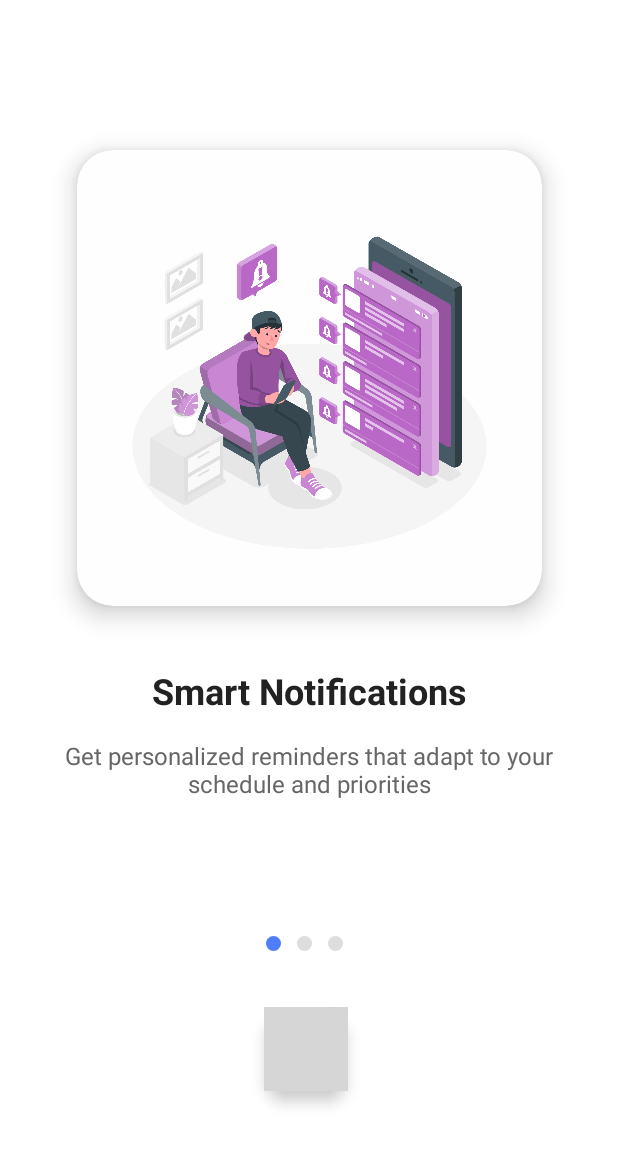
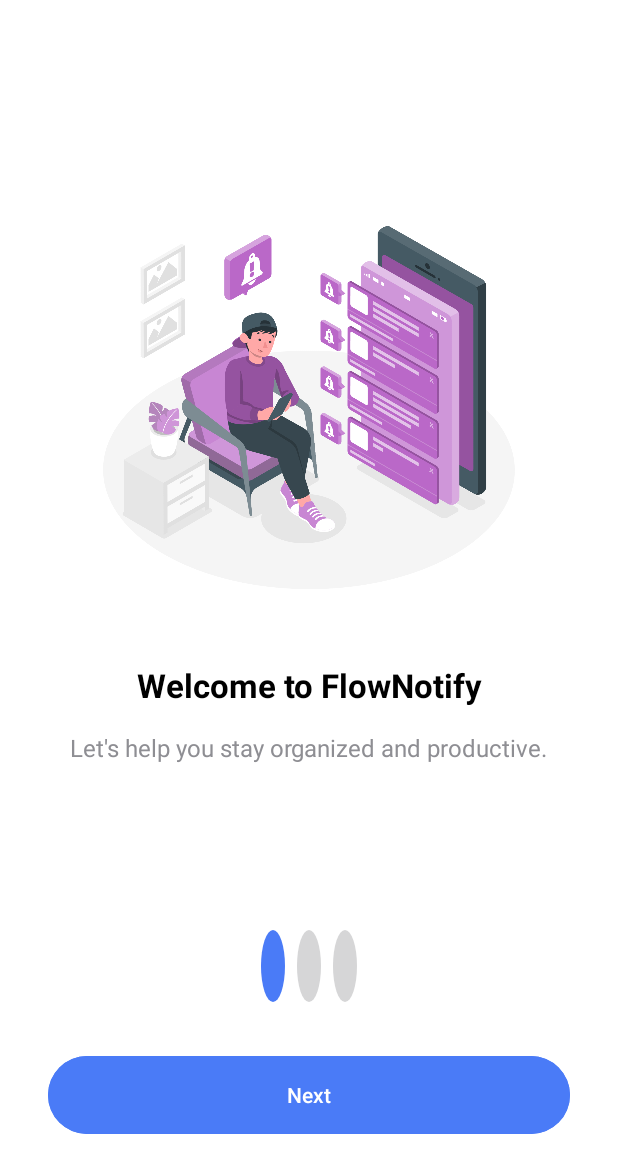
Before and after one commit to YUVARAJC14/Flow-Notify-App-Frontend, an Android app: the OnboardingActivity screen opened directly, with no data from a screen before it, on a phone screen of 412 x 824 dp. Shown: the top 1173 px of the screen. Run offline under Robolectric (Android 15) with nearby library versions, the phone set to English and light mode, and no system bars; our stand-ins replace CircleImageView; Roboto replaces fonts that are not available here; grey boxes are pictures that could not be loaded.

```diff
--- a/FlowNotify3/app/src/main/java/com/saveetha/flownotify/OnboardingActivity.kt
+++ b/FlowNotify3/app/src/main/java/com/saveetha/flownotify/OnboardingActivity.kt
@@ -2,64 +2,70 @@ package com.saveetha.flownotify
 
 import android.content.Intent
 import android.os.Bundle
-import android.widget.Toast
+import android.widget.Button
 import androidx.appcompat.app.AppCompatActivity
-import com.google.android.material.floatingactionbutton.FloatingActionButton
+import androidx.viewpager2.widget.ViewPager2
+import com.google.android.material.tabs.TabLayout
+import com.google.android.material.tabs.TabLayoutMediator
 
 class OnboardingActivity : AppCompatActivity() {
 
-    private lateinit var btnNext: FloatingActionButton
-    private val currentPage = 0 // This is the first page (index 0)
-    private val totalPages = 3 // Total onboarding pages
-
-    // Onboarding content for different pages
-    private val titles = arrayOf(
-        "Smart Notifications",
-        "Schedule Management",
-        "Priority Tasks"
-    )
-
-    private val descriptions = arrayOf(
-        "Get personalized reminders that adapt to your schedule and priorities",
-        "Manage your day efficiently with our intelligent scheduling assistant",
-        "Focus on what matters most with our priority-based notification system"
-    )
+    private lateinit var viewPager: ViewPager2
+    private lateinit var tabLayout: TabLayout
+    private lateinit var nextButton: Button
+    private lateinit var onboardingAdapter: OnboardingAdapter
 
     override fun onCreate(savedInstanceState: Bundle?) {
         super.onCreate(savedInstanceState)
         setContentView(R.layout.activity_onboarding)
 
-        // Initialize views
-        btnNext = findViewById(R.id.btnNext)
+        initViews()
+        setupViewPager()
+        setupListeners()
+    }
 
-        // Set click listener for next button
-        btnNext.setOnClickListener {
-            if (currentPage < totalPages - 1) {
-                // If not on last page, proceed to next onboarding page
-                navigateToNextOnboardingPage()
+    private fun initViews() {
+        viewPager = findViewById(R.id.view_pager)
+        tabLayout = findViewById(R.id.tab_layout)
+        nextButton = findViewById(R.id.btn_next)
+    }
+
+    private fun setupViewPager() {
+        val onboardingItems = listOf(
+            OnboardingItem(R.drawable.ic_notification_logo, "Welcome to FlowNotify", "Let's help you stay organized and productive."),
+            OnboardingItem(R.drawable.ic_notification_logo_2, "Create & Conquer", "Effortlessly add tasks and events to your schedule."),
+            OnboardingItem(R.drawable.ic_notification_logo_3, "Stay in the Flow", "Get smart reminders and track your progress.")
+        )
+
+        onboardingAdapter = OnboardingAdapter(onboardingItems)
+        viewPager.adapter = onboardingAdapter
+
+        TabLayoutMediator(tabLayout, viewPager) { tab, position ->
+            // This is just to create the dots
+        }.attach()
+    }
+
+    private fun setupListeners() {
+        nextButton.setOnClickListener {
+            if (viewPager.currentItem < onboardingAdapter.itemCount - 1) {
+                viewPager.currentItem += 1
             } else {
-                // If on last page, show a message instead of navigating
-                finishOnboarding()
+                // Navigate to the next activity after onboarding is finished
+                val intent = Intent(this, NameInputActivity::class.java)
+                startActivity(intent)
+                finish()
             }
         }
-    }
 
-    private fun navigateToNextOnboardingPage() {
-        // In a real implementation, you would use a ViewPager2 to handle multiple pages
-        // For this simple example, we'll just create a new intent to simulate going to the next page
-        val intent = Intent(this, OnboardingTwoActivity::class.java)
-        intent.putExtra("page", currentPage + 1)
-        startActivity(intent)
-        overridePendingTransition(R.anim.slide_in_right, R.anim.slide_out_left)
-        finish() // Remove this if you want to keep previous pages in the back stack
-    }
-    private fun finishOnboarding() {
-        // Show a message indicating onboarding is complete
-        Toast.makeText(this, "Onboarding completed!", Toast.LENGTH_LONG).show()
-
-        // Optionally finish the activity or return to previous screen
-        finish()
-
-        // You can add code here later to navigate to your MainActivity when you create it
+        viewPager.registerOnPageChangeCallback(object : ViewPager2.OnPageChangeCallback() {
+            override fun onPageSelected(position: Int) {
+                super.onPageSelected(position)
+                if (position == onboardingAdapter.itemCount - 1) {
+                    nextButton.text = "Get Started"
+                } else {
+                    nextButton.text = "Next"
+                }
+            }
+        })
     }
 }
--- /dev/null
+++ b/FlowNotify3/app/src/main/java/com/saveetha/flownotify/OnboardingAdapter.kt
@@ -0,0 +1,36 @@
+package com.saveetha.flownotify
+
+import android.view.LayoutInflater
+import android.view.View
+import android.view.ViewGroup
+import android.widget.ImageView
+import android.widget.TextView
+import androidx.recyclerview.widget.RecyclerView
+
+data class OnboardingItem(val imageRes: Int, val title: String, val description: String)
+
+class OnboardingAdapter(private val items: List<OnboardingItem>) : RecyclerView.Adapter<OnboardingAdapter.OnboardingViewHolder>() {
+
+    override fun onCreateViewHolder(parent: ViewGroup, viewType: Int): OnboardingViewHolder {
+        val view = LayoutInflater.from(parent.context).inflate(R.layout.onboarding_page_item, parent, false)
+        return OnboardingViewHolder(view)
+    }
+
+    override fun onBindViewHolder(holder: OnboardingViewHolder, position: Int) {
+        holder.bind(items[position])
+    }
+
+    override fun getItemCount(): Int = items.size
+
+    class OnboardingViewHolder(itemView: View) : RecyclerView.ViewHolder(itemView) {
+        private val imageView: ImageView = itemView.findViewById(R.id.iv_onboarding_image)
+        private val titleView: TextView = itemView.findViewById(R.id.tv_onboarding_title)
+        private val descriptionView: TextView = itemView.findViewById(R.id.tv_onboarding_description)
+
+        fun bind(item: OnboardingItem) {
+            imageView.setImageResource(item.imageRes)
+            titleView.text = item.title
+            descriptionView.text = item.description
+        }
+    }
+}
--- /dev/null
+++ b/FlowNotify3/app/src/main/res/drawable/onboarding_dot_selector.xml
@@ -0,0 +1,23 @@
+<?xml version="1.0" encoding="utf-8"?>
+<selector xmlns:android="http://schemas.android.com/apk/res/android">
+    <item android:state_selected="true">
+        <layer-list>
+            <item android:left="4dp" android:right="4dp">
+                <shape android:shape="oval">
+                    <solid android:color="@color/primary_blue" />
+                    <size android:width="8dp" android:height="8dp" />
+                </shape>
+            </item>
+        </layer-list>
+    </item>
+    <item>
+        <layer-list>
+            <item android:left="4dp" android:right="4dp">
+                <shape android:shape="oval">
+                    <solid android:color="@color/gray_light" />
+                    <size android:width="6dp" android:height="6dp" />
+                </shape>
+            </item>
+        </layer-list>
+    </item>
+</selector>
--- a/FlowNotify3/app/src/main/res/layout/activity_onboarding.xml
+++ b/FlowNotify3/app/src/main/res/layout/activity_onboarding.xml
@@ -4,111 +4,42 @@
     xmlns:tools="http://schemas.android.com/tools"
     android:layout_width="match_parent"
     android:layout_height="match_parent"
-    android:background="#FFFFFF"
+    android:background="@color/white"
     tools:context=".OnboardingActivity">
 
-    <!-- App Icon -->
-    <androidx.cardview.widget.CardView
-        android:id="@+id/cardViewIcon"
-        android:layout_width="310dp"
-        android:layout_height="304dp"
-        android:layout_marginTop="100dp"
-        app:cardBackgroundColor="#fefefe"
-        app:cardCornerRadius="24dp"
-        app:cardElevation="10dp"
+    <androidx.viewpager2.widget.ViewPager2
+        android:id="@+id/view_pager"
+        android:layout_width="0dp"
+        android:layout_height="0dp"
+        app:layout_constraintBottom_toTopOf="@+id/tab_layout"
         app:layout_constraintEnd_toEndOf="parent"
         app:layout_constraintStart_toStartOf="parent"
-        app:layout_constraintTop_toTopOf="parent">
+        app:layout_constraintTop_toTopOf="parent" />
 
-        <ImageView
-            android:id="@+id/ivAppIcon"
-            android:layout_width="282dp"
-            android:layout_height="258dp"
-            android:layout_gravity="center"
-            android:contentDescription="App logo"
-            android:src="@drawable/ic_notification_logo" />
-    </androidx.cardview.widget.CardView>
-
-    <!-- Title -->
-    <TextView
-        android:id="@+id/tvTitle"
+    <com.google.android.material.tabs.TabLayout
+        android:id="@+id/tab_layout"
         android:layout_width="wrap_content"
         android:layout_height="wrap_content"
-        android:layout_marginTop="40dp"
-        android:text="Smart Notifications"
-        android:textColor="#222222"
-        android:textSize="24sp"
-        android:textStyle="bold"
+        android:layout_marginBottom="32dp"
+        app:layout_constraintBottom_toTopOf="@+id/btn_next"
         app:layout_constraintEnd_toEndOf="parent"
         app:layout_constraintStart_toStartOf="parent"
-        app:layout_constraintTop_toBottomOf="@+id/cardViewIcon" />
+        app:tabBackground="@drawable/onboarding_dot_selector"
+        app:tabGravity="center"
+        app:tabIndicatorHeight="0dp"
+        android:background="@android:color/transparent" />
 
-    <!-- Description -->
-    <TextView
-        android:id="@+id/tvDescription"
+    <Button
+        android:id="@+id/btn_next"
         android:layout_width="0dp"
-        android:layout_height="wrap_content"
+        android:layout_height="60dp"
         android:layout_marginStart="32dp"
-        android:layout_marginTop="16dp"
         android:layout_marginEnd="32dp"
-        android:gravity="center"
-        android:text="Get personalized reminders that adapt to your schedule and priorities"
-        android:textColor="#666666"
-        android:textSize="16sp"
-        app:layout_constraintEnd_toEndOf="parent"
-        app:layout_constraintStart_toStartOf="parent"
-        app:layout_constraintTop_toBottomOf="@+id/tvTitle" />
-
-    <!-- Page Indicator Dots -->
-
-    <!-- Next Button -->
-    <LinearLayout
-        android:id="@+id/layoutDots"
-        android:layout_width="wrap_content"
-        android:layout_height="wrap_content"
-        android:layout_marginBottom="100dp"
-        android:orientation="horizontal"
+        android:layout_marginBottom="64dp"
+        android:backgroundTint="@color/primary_blue"
+        android:text="Next"
         app:layout_constraintBottom_toBottomOf="parent"
         app:layout_constraintEnd_toEndOf="parent"
-        app:layout_constraintHorizontal_bias="0.491"
-        app:layout_constraintStart_toStartOf="parent"
-        app:layout_constraintTop_toBottomOf="@+id/tvDescription">
-
-        <View
-            android:id="@+id/dot1"
-            android:layout_width="10dp"
-            android:layout_height="10dp"
-            android:layout_margin="5dp"
-            android:background="@drawable/dot_active" />
-
-        <View
-            android:id="@+id/dot2"
-            android:layout_width="10dp"
-            android:layout_height="10dp"
-            android:layout_margin="5dp"
-            android:background="@drawable/dot_inactive" />
-
-        <View
-            android:id="@+id/dot3"
-            android:layout_width="10dp"
-            android:layout_height="10dp"
-            android:layout_margin="5dp"
-            android:background="@drawable/dot_inactive" />
-    </LinearLayout>
-
-    <com.google.android.material.floatingactionbutton.FloatingActionButton
-        android:id="@+id/btnNext"
-        android:layout_width="wrap_content"
-        android:layout_height="wrap_content"
-        android:contentDescription="Next button"
-        android:src="@drawable/ic_arrow_forward"
-        app:backgroundTint="#4F7EF8"
-        app:layout_constraintBottom_toBottomOf="parent"
-        app:layout_constraintEnd_toEndOf="parent"
-        app:layout_constraintHorizontal_bias="0.495"
-        app:layout_constraintStart_toStartOf="parent"
-        app:layout_constraintTop_toBottomOf="@+id/layoutDots"
-        app:layout_constraintVertical_bias="0.251"
-        app:tint="#FFFFFF" />
+        app:layout_constraintStart_toStartOf="parent" />
 
 </androidx.constraintlayout.widget.ConstraintLayout>
--- /dev/null
+++ b/FlowNotify3/app/src/main/res/layout/onboarding_page_item.xml
@@ -0,0 +1,38 @@
+<?xml version="1.0" encoding="utf-8"?>
+<LinearLayout xmlns:android="http://schemas.android.com/apk/res/android"
+    xmlns:tools="http://schemas.android.com/tools"
+    android:layout_width="match_parent"
+    android:layout_height="match_parent"
+    android:gravity="center"
+    android:orientation="vertical"
+    android:padding="32dp">
+
+    <ImageView
+        android:id="@+id/iv_onboarding_image"
+        android:layout_width="300dp"
+        android:layout_height="300dp"
+        android:scaleType="centerCrop"
+        tools:src="@drawable/edittext_background" />
+
+    <TextView
+        android:id="@+id/tv_onboarding_title"
+        android:layout_width="wrap_content"
+        android:layout_height="wrap_content"
+        android:layout_marginTop="32dp"
+        android:textAlignment="center"
+        android:textColor="@color/black"
+        android:textSize="22sp"
+        android:textStyle="bold"
+        tools:text="Welcome to FlowNotify" />
+
+    <TextView
+        android:id="@+id/tv_onboarding_description"
+        android:layout_width="wrap_content"
+        android:layout_height="wrap_content"
+        android:layout_marginTop="16dp"
+        android:textAlignment="center"
+        android:textColor="@color/gray"
+        android:textSize="16sp"
+        tools:text="Let's help you stay organized and productive." />
+
+</LinearLayout>
```
Also changed, not shown: FlowNotify3/app/src/main/java/com/saveetha/flownotify/OnboardingThreeActivity.kt (deleted, +0 -29 lines), FlowNotify3/app/src/main/java/com/saveetha/flownotify/OnboardingTwoActivity.kt (deleted, +0 -28 lines), FlowNotify3/app/src/main/java/com/saveetha/flownotify/VerificationCompleteActivity.kt (+5 -5 lines), FlowNotify3/app/src/main/res/layout/activity_onboarding_three.xml (deleted, +0 -114 lines), FlowNotify3/app/src/main/res/layout/activity_onboarding_two.xml (deleted, +0 -114 lines).
